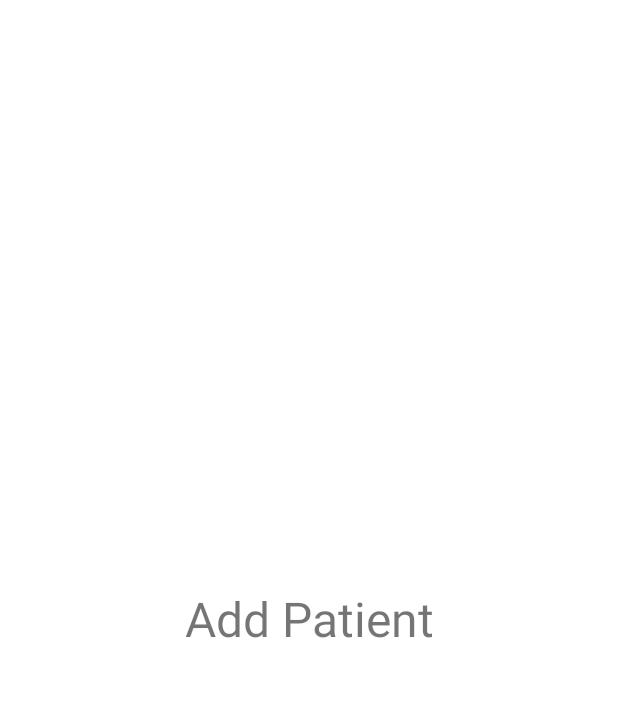
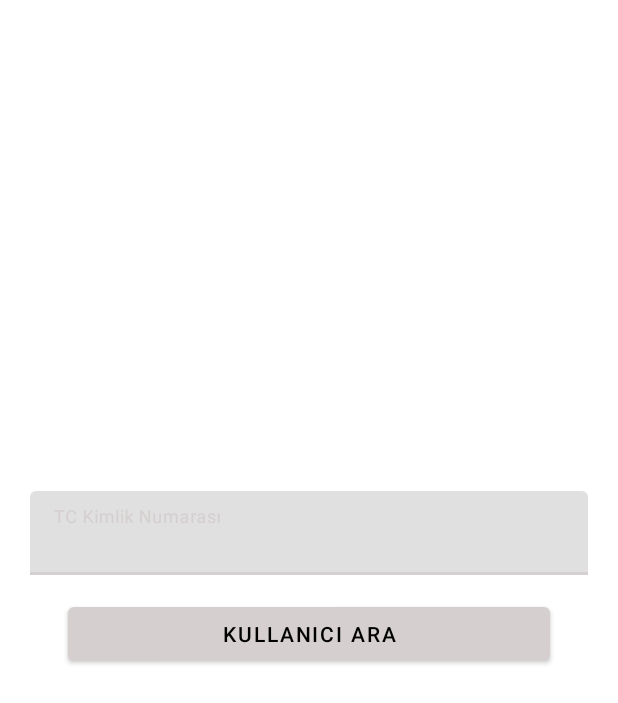
Before and after one commit to reqdevil/Medic-Android, an Android app: the fragment AddPatientFragment shown on its own in the app's theme, on a phone screen of 412 x 824 dp. Shown: the top 703 px of the screen. Run offline under Robolectric (Android 15) with nearby library versions, the phone set to English and light mode, and no system bars.

Commit message:
Hasta Ekle Recycler View
Hasta eklemek için recyler view oluşturuldu. Adapter'ı yazıldı

```diff
--- a/app/src/main/java/com/example/medic/Controller/Fragments/Doctor/AddPatientFragment.kt
+++ b/app/src/main/java/com/example/medic/Controller/Fragments/Doctor/AddPatientFragment.kt
@@ -1,60 +1,68 @@
 package com.example.medic.Controller.Fragments.Doctor
 
 import android.os.Bundle
+import android.util.Log
 import androidx.fragment.app.Fragment
 import android.view.LayoutInflater
 import android.view.View
 import android.view.ViewGroup
+import android.widget.Button
+import android.widget.EditText
+import androidx.recyclerview.widget.LinearLayoutManager
+import androidx.recyclerview.widget.RecyclerView
+import com.example.medic.Interface.OnDataPass
+import com.example.medic.Model.Patient
 import com.example.medic.R
+import com.example.medic.Services.DatabaseService
+import com.example.medic.View.MyAdapter
 
-// TODO: Rename parameter arguments, choose names that match
-// the fragment initialization parameters, e.g. ARG_ITEM_NUMBER
-private const val ARG_PARAM1 = "param1"
-private const val ARG_PARAM2 = "param2"
+class AddPatientFragment : Fragment(), OnDataPass {
+    private val TAG = "Add Patient Fragment"
 
-/**
- * A simple [Fragment] subclass.
- * Use the [AddPatientFragment.newInstance] factory method to
- * create an instance of this fragment.
- */
-class AddPatientFragment : Fragment() {
-    // TODO: Rename and change types of parameters
-    private var param1: String? = null
-    private var param2: String? = null
+    private lateinit var patientView: RecyclerView
+    private lateinit var patientList: ArrayList<Patient>
+
+    private lateinit var searchPatient: Button
+    private lateinit var usernameField: EditText
 
     override fun onCreate(savedInstanceState: Bundle?) {
         super.onCreate(savedInstanceState)
-        arguments?.let {
-            param1 = it.getString(ARG_PARAM1)
-            param2 = it.getString(ARG_PARAM2)
-        }
+
+        patientList = ArrayList<Patient>()
     }
 
     override fun onCreateView(
         inflater: LayoutInflater, container: ViewGroup?,
         savedInstanceState: Bundle?
     ): View? {
-        // Inflate the layout for this fragment
         return inflater.inflate(R.layout.fragment_add_patient, container, false)
     }
 
-    companion object {
-        /**
-         * Use this factory method to create a new instance of
-         * this fragment using the provided parameters.
-         *
-         * @param param1 Parameter 1.
-         * @param param2 Parameter 2.
-         * @return A new instance of fragment AddPatientFragment.
-         */
-        // TODO: Rename and change types and number of parameters
-        @JvmStatic
-        fun newInstance(param1: String, param2: String) =
-            AddPatientFragment().apply {
-                arguments = Bundle().apply {
-                    putString(ARG_PARAM1, param1)
-                    putString(ARG_PARAM2, param2)
-                }
-            }
+    override fun onViewCreated(view: View, savedInstanceState: Bundle?) {
+        super.onViewCreated(view, savedInstanceState)
+
+        patientView = view.findViewById(R.id.patientView)
+        patientView.layoutManager = LinearLayoutManager(activity)
+        val adapter = MyAdapter(patientList)
+        patientView.adapter = adapter
+
+        usernameField = view.findViewById(R.id.usernameField)
+
+        searchPatient = view.findViewById(R.id.searchPatientButton)
+        searchPatient.setOnClickListener() { searchPatient(usernameField.text.toString()) }
+    }
+
+    private fun searchPatient(uid: String) {
+        Log.e(TAG, "search patient started")
+
+        DatabaseService.instance.findPatient(uid, completion = { patientList ->
+            patientView.adapter = MyAdapter(patientList)
+        })
+
+        Log.e(TAG, patientList.toString())
+    }
+
+    override fun onDataPass(data: String) {
+        Log.e(TAG, data)
     }
 }
--- a/app/src/main/res/layout/fragment_add_patient.xml
+++ b/app/src/main/res/layout/fragment_add_patient.xml
@@ -6,15 +6,50 @@
     xmlns:app="http://schemas.android.com/apk/res-auto"
     tools:context=".Controller.Fragments.Doctor.AddPatientFragment">
 
-    <!-- TODO: Update blank fragment layout -->
-    <TextView
-        android:layout_width="wrap_content"
+    <LinearLayout
+        android:layout_width="match_parent"
         android:layout_height="wrap_content"
-        android:text="Add Patient"
-        android:textSize="32sp"
+        android:orientation="vertical"
         app:layout_constraintTop_toTopOf="parent"
         app:layout_constraintBottom_toBottomOf="parent"
         app:layout_constraintLeft_toLeftOf="parent"
-        app:layout_constraintRight_toRightOf="parent"/>
+        app:layout_constraintRight_toRightOf="parent"
+        android:paddingHorizontal="20dp">
+
+        <com.google.android.material.textfield.TextInputLayout
+            android:layout_width="match_parent"
+            android:layout_height="match_parent"
+            android:textColorHint="@color/black">
+
+            <com.google.android.material.textfield.TextInputEditText
+                android:id="@+id/usernameField"
+                android:layout_width="match_parent"
+                android:textColorHint="@color/black"
+                app:hintTextColor="@color/black"
+                android:layout_height="wrap_content"
+                android:hint="@string/username" />
+        </com.google.android.material.textfield.TextInputLayout>
+
+        <Space
+            android:layout_width="match_parent"
+            android:layout_height="15dp" />
+
+        <Button
+            android:id="@+id/searchPatientButton"
+            android:layout_width="match_parent"
+            android:layout_height="wrap_content"
+            android:layout_marginHorizontal="25dp"
+            android:text="@string/search_user"/>
+
+        <Space
+            android:layout_width="match_parent"
+            android:layout_height="50dp" />
+
+        <androidx.recyclerview.widget.RecyclerView
+            android:id="@+id/patientView"
+            android:layout_width="match_parent"
+            android:layout_height="match_parent"/>
+
+    </LinearLayout>
 
 </androidx.constraintlayout.widget.ConstraintLayout>
```
Also changed, not shown: app/src/main/java/com/example/medic/View/MyAdapter.kt (added, +51 -0 lines), app/src/main/res/layout/patient_list.xml (added, +73 -0 lines).
